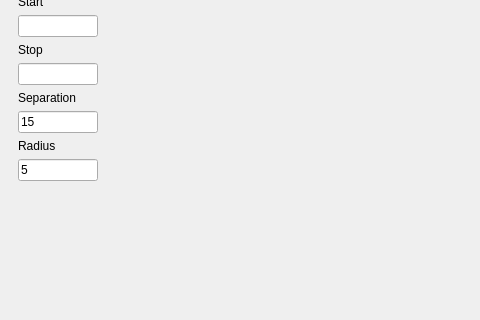
Before: the Qt Designer form dispertrack/view/GUI/particle_window.ui in Dennis-Dispertech/DisperTrack, drawn with Qt 5; both pictures show x 0 to 480 and y 88 to 408 of the 800 by 600 pixel window.
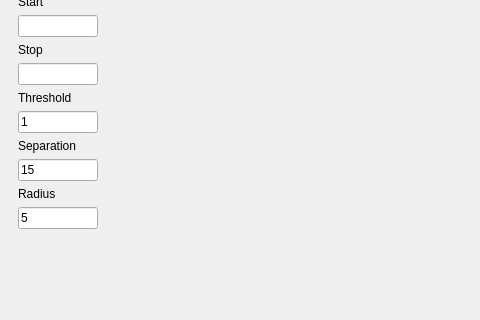
After: the same form once the commit is applied. Custom widgets are drawn as their Qt base class.

Commit message: Promoted plot widget, added marker to peak detection, and threshold as parameter

Patch:
```diff
--- a/dispertrack/view/GUI/particle_window.ui
+++ b/dispertrack/view/GUI/particle_window.ui
@@ -131,6 +131,20 @@
        <item>
         <widget class="QLineEdit" name="line_slice_stop"/>
        </item>
+       <item>
+        <widget class="QLabel" name="label_6">
+         <property name="text">
+          <string>Threshold</string>
+         </property>
+        </widget>
+       </item>
+       <item>
+        <widget class="QLineEdit" name="line_position_threshold">
+         <property name="text">
+          <string>1</string>
+         </property>
+        </widget>
+       </item>
        <item>
         <widget class="QLabel" name="label_4">
          <property name="text">
@@ -221,6 +235,14 @@
    </attribute>
   </widget>
  </widget>
+ <customwidgets>
+  <customwidget>
+   <class>PlotWidget</class>
+   <extends>QWidget</extends>
+   <header>pyqtgraph</header>
+   <container>1</container>
+  </customwidget>
+ </customwidgets>
  <resources/>
  <connections/>
 </ui>
```
Left out of the diff: 2 changed lines with no effect on the pictures. The commit also changes 2 other files.
